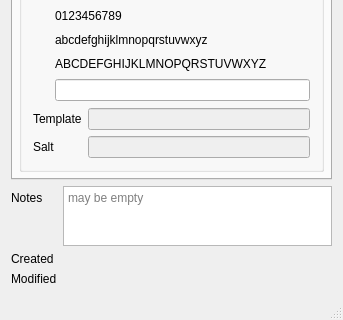
First picture: the form in Qt-SESAM/mainwindow.ui, repository 607011/Qt-SESAM, before the edit; both pictures show x 0 to 343 and y 419 to 739 of the 343 by 739 pixel window.
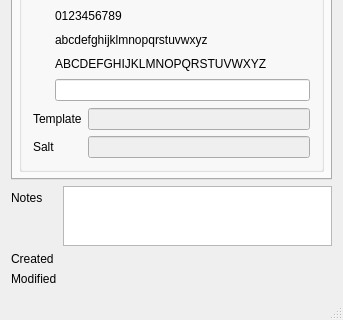
Second picture: the form after the edit. Icons and pictures are not drawn. Custom widgets are drawn as their Qt base class.

Commit message: Added "attach file" action.

The edit to the form file:
```diff
--- a/Qt-SESAM/mainwindow.ui
+++ b/Qt-SESAM/mainwindow.ui
@@ -758,8 +758,8 @@
           <height>60</height>
          </size>
         </property>
-        <property name="placeholderText">
-         <string>may be empty</string>
+        <property name="acceptDrops">
+         <bool>true</bool>
         </property>
        </widget>
       </item>
```
Left out of the diff: 7 changed lines with no effect on the pictures. The commit also changes 2 other files.
